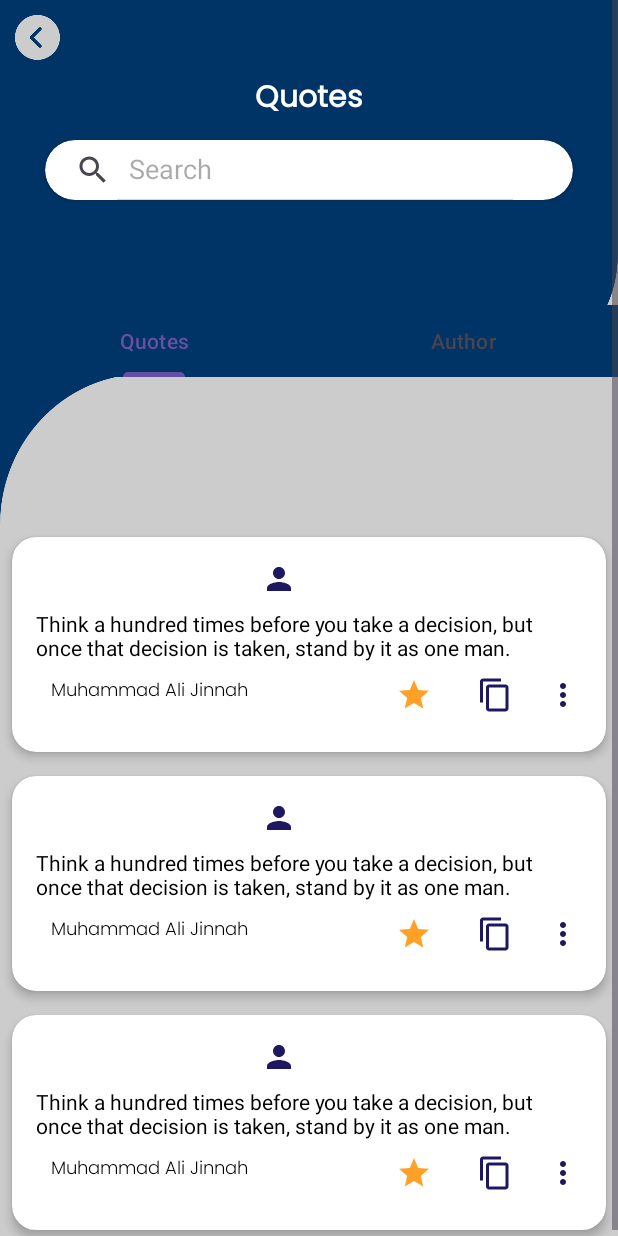
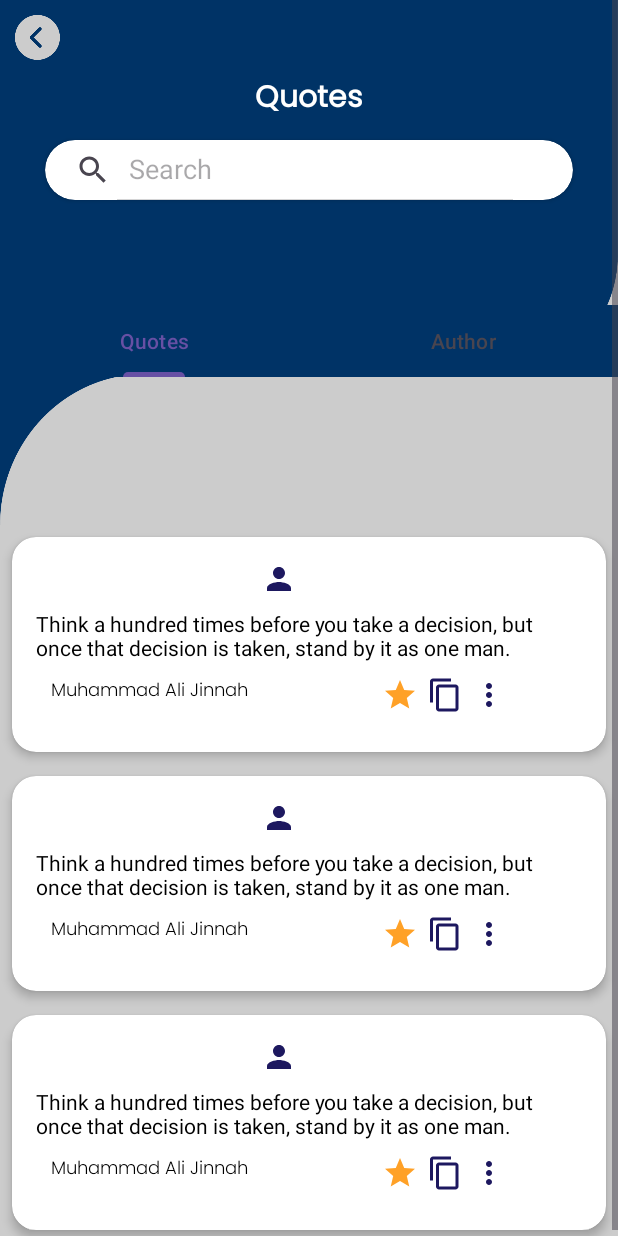
Before and after one commit to AppWizAli/Translate360, an Android app: the layout fragment_quote.xml on its own in the app's theme, with its tools: preview values and no code run, on a phone screen of 412 x 824 dp. Run offline under Robolectric (Android 15) with nearby library versions, the phone set to English and light mode, and no system bars.

Commit message:
Setting up Adapter in QuotesFragment

```diff
--- a/app/build.gradle.kts
+++ b/app/build.gradle.kts
@@ -36,6 +36,8 @@ android {
     }
     buildFeatures {
         dataBinding =true
+
+        viewBinding = true
     }
 }
 dependencies {
--- a/app/src/main/res/layout/fragment_quote.xml
+++ b/app/src/main/res/layout/fragment_quote.xml
@@ -2,7 +2,8 @@
 <layout
     xmlns:android="http://schemas.android.com/apk/res/android"
     xmlns:app="http://schemas.android.com/apk/res-auto"
-    xmlns:tools="http://schemas.android.com/tools">
+    xmlns:tools="http://schemas.android.com/tools"
+  >
 
     <ScrollView
         android:layout_width="match_parent"
@@ -69,10 +70,6 @@
                         android:text="Author" />
                 </com.google.android.material.tabs.TabLayout>
 
-                <androidx.viewpager.widget.ViewPager
-                    android:layout_width="match_parent"
-                    android:layout_height="wrap_content">
-                </androidx.viewpager.widget.ViewPager>
 
             </LinearLayout>
 
--- a/app/src/main/res/layout/quoteitem.xml
+++ b/app/src/main/res/layout/quoteitem.xml
@@ -29,6 +29,7 @@
         </LinearLayout>
 
         <TextView
+            android:id="@+id/tvQuote"
             android:layout_width="match_parent"
             android:layout_height="wrap_content"
             android:text="Think a hundred times before you take a decision, but once that decision is taken, stand by it as one man."
@@ -41,7 +42,8 @@
             android:padding="10dp"
             android:orientation="horizontal">
             <TextView
-                android:layout_width="230dp"
+                android:id="@+id/tvAuthor"
+                android:layout_width="220dp"
                 android:layout_height="wrap_content"
                 android:text="Muhammad Ali Jinnah         "
                 android:textColor="@android:color/black"
@@ -50,16 +52,20 @@
                 android:gravity="center_vertical"/>
 
             <ImageButton
-                android:layout_width="wrap_content"
+                android:id="@+id/imgFavorite"
+                android:layout_width="30dp"
                 android:layout_height="wrap_content"
                 android:paddingEnd="30dp"
+                android:paddingHorizontal="25dp"
                 android:src="@drawable/baseline_star_24"
                 android:background="?attr/selectableItemBackgroundBorderless" />
 
             <ImageButton
-                android:layout_width="wrap_content"
+                android:id="@+id/imgCopy"
+                android:layout_width="30dp"
                 android:layout_height="wrap_content"
                 android:paddingEnd="30dp"
+                android:paddingHorizontal="25dp"
                 android:src="@drawable/baseline_content_copy_24"
             android:background="?attr/selectableItemBackgroundBorderless"
          />
```
Also changed, not shown: app/src/main/java/com/hiskytechs/translate360/Adapters/AdapterQuotes.kt (added, +43 -0 lines), app/src/main/java/com/hiskytechs/translate360/Fragments/FragmentQuote.kt (+16 -7 lines).
